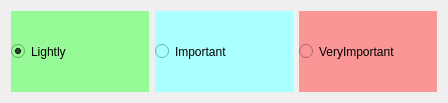
This is ToDoAreaWidgets/TaskAreaWidget/PriorityWidget/prioritywidget.ui in T1mofi/ToDo as Qt 5 draws it before an edit. The edited form follows.
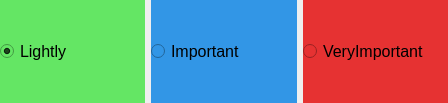
This is the edited form.

What changed in the file:
```diff
--- a/ToDoAreaWidgets/TaskAreaWidget/PriorityWidget/prioritywidget.ui
+++ b/ToDoAreaWidgets/TaskAreaWidget/PriorityWidget/prioritywidget.ui
@@ -13,17 +13,43 @@
   <property name="windowTitle">
    <string>Form</string>
   </property>
+  <property name="styleSheet">
+   <string notr="true"/>
+  </property>
   <layout class="QHBoxLayout" name="horizontalLayout">
+   <property name="leftMargin">
+    <number>0</number>
+   </property>
+   <property name="topMargin">
+    <number>0</number>
+   </property>
+   <property name="rightMargin">
+    <number>0</number>
+   </property>
+   <property name="bottomMargin">
+    <number>0</number>
+   </property>
    <item>
     <widget class="QRadioButton" name="lightlyButton">
      <property name="sizePolicy">
       <sizepolicy hsizetype="Expanding" vsizetype="Expanding">
        <horstretch>0</horstretch>
-       <verstretch>0</verstretch>
+       <verstretch>35</verstretch>
       </sizepolicy>
      </property>
+     <property name="minimumSize">
+      <size>
+       <width>0</width>
+       <height>40</height>
+      </size>
+     </property>
+     <property name="font">
+      <font>
+       <pointsize>12</pointsize>
+      </font>
+     </property>
      <property name="styleSheet">
-      <string notr="true">background-color: rgb(150, 250, 150);</string>
+      <string notr="true">background-color: rgb(100, 230, 100);</string>
      </property>
      <property name="text">
       <string>Lightly</string>
@@ -38,9 +64,15 @@
      <property name="sizePolicy">
       <sizepolicy hsizetype="Expanding" vsizetype="Expanding">
        <horstretch>0</horstretch>
-       <verstretch>0</verstretch>
+       <verstretch>35</verstretch>
       </sizepolicy>
      </property>
+     <property name="minimumSize">
+      <size>
+       <width>0</width>
+       <height>40</height>
+      </size>
+     </property>
      <property name="sizeIncrement">
       <size>
        <width>0</width>
@@ -49,6 +81,7 @@
      </property>
      <property name="font">
       <font>
+       <pointsize>12</pointsize>
        <kerning>true</kerning>
       </font>
      </property>
@@ -59,7 +92,7 @@
       <number>-1</number>
      </property>
      <property name="styleSheet">
-      <string notr="true">background-color: rgb(170, 255, 255);</string>
+      <string notr="true">background-color: rgb(50, 150, 230);</string>
      </property>
      <property name="text">
       <string>Important</string>
@@ -71,11 +104,22 @@
      <property name="sizePolicy">
       <sizepolicy hsizetype="Expanding" vsizetype="Expanding">
        <horstretch>0</horstretch>
-       <verstretch>0</verstretch>
+       <verstretch>35</verstretch>
       </sizepolicy>
      </property>
+     <property name="minimumSize">
+      <size>
+       <width>0</width>
+       <height>40</height>
+      </size>
+     </property>
+     <property name="font">
+      <font>
+       <pointsize>12</pointsize>
+      </font>
+     </property>
      <property name="styleSheet">
-      <string notr="true">background-color: rgb(250, 150, 150);</string>
+      <string notr="true">background-color: rgb(230, 50, 50);</string>
      </property>
      <property name="text">
       <string>VeryImportant</string>
```
